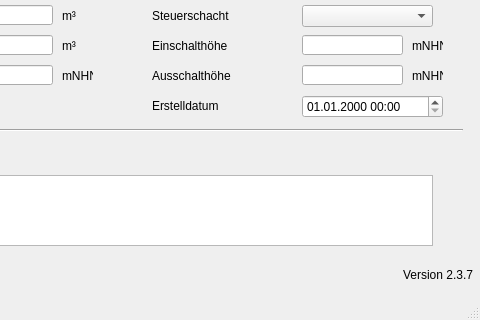
Before: the Qt Designer form qkan/database/templates/pumpen.ui in hoettges/QKan, drawn with Qt 5; both pictures show x 168 to 648 and y 125 to 445 of the 648 by 445 pixel window.
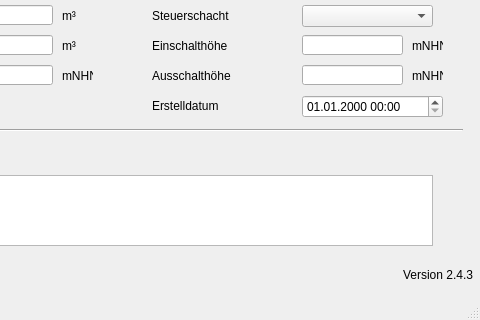
After: the same form once the commit is applied. Custom widgets are drawn as their Qt base class.

```diff
--- a/qkan/database/templates/pumpen.ui
+++ b/qkan/database/templates/pumpen.ui
@@ -342,7 +342,7 @@
      <string>Version QKan Import</string>
     </property>
     <property name="text">
-     <string>Version 2.3.7</string>
+     <string>Version 2.4.3</string>
     </property>
     <property name="alignment">
      <set>Qt::AlignRight|Qt::AlignTrailing|Qt::AlignVCenter</set>
```
